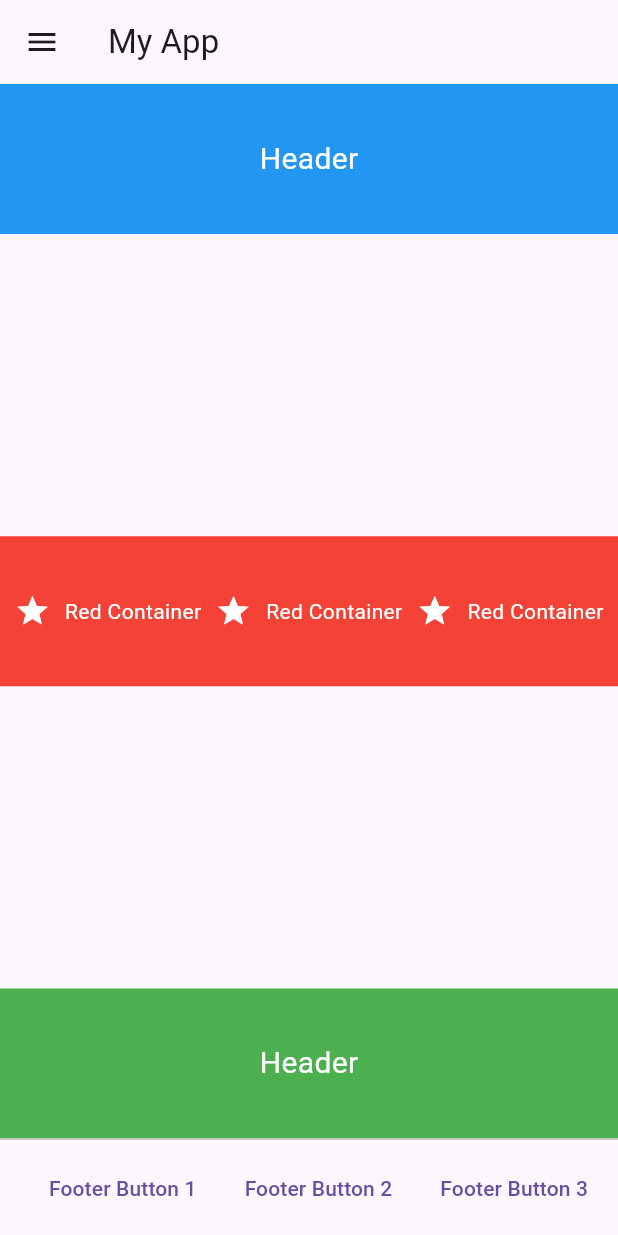
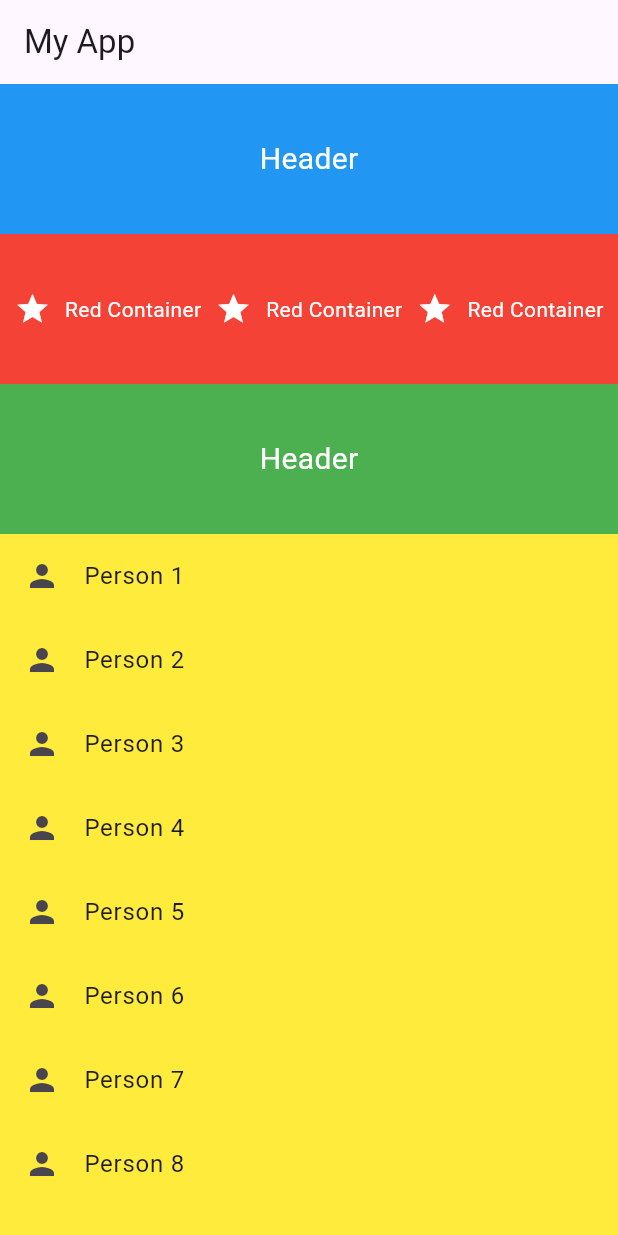
Before and after one commit to kamalnorizan/flutterKpdn, a Flutter app: the screen it shows after launch, on a phone screen of 412 x 824 dp. Run offline on Flutter 3.47's test engine with Material 3 defaults, Android fonts, the phone set to English and light mode, and no system bars.

Commit message:
list view

```diff
--- a/lib/main.dart
+++ b/lib/main.dart
@@ -12,14 +12,12 @@ class MainApp extends StatelessWidget {
     return MaterialApp(
       home: Scaffold(
         appBar: AppBar(title: Text('My App')),
-        drawer: Drawer(child: Center(child: Text('Drawer Content'))),
-        persistentFooterButtons: [
-          TextButton(onPressed: () {}, child: Text('Footer Button 1')),
-          TextButton(onPressed: () {}, child: Text('Footer Button 2')),
-          TextButton(onPressed: () {}, child: Text('Footer Button 3')),
-        ],
-        body: Column(
-          mainAxisAlignment: MainAxisAlignment.spaceBetween,
+        body: Container(
+          color: Colors.yellow,
+          height: double.infinity,
+          width: double.infinity,
+          child: Column(
+            mainAxisAlignment: MainAxisAlignment.start,
             children: [
               Container(
                 color: Colors.blue,
@@ -70,7 +68,21 @@ class MainApp extends StatelessWidget {
                   ),
                 ),
               ),
+
+              Expanded(
+                child: ListView(
+                  shrinkWrap: true,
+                  children: List.generate(
+                    10,
+                    (index) => ListTile(
+                      leading: Icon(Icons.person),
+                      title: Text('Person ${index + 1}'),
+                    ),
+                  ),
+                ),
+              ),
             ],
+          ),
         ),
       ),
     );
```
Lines whose indentation alone changed are shown as unchanged.
